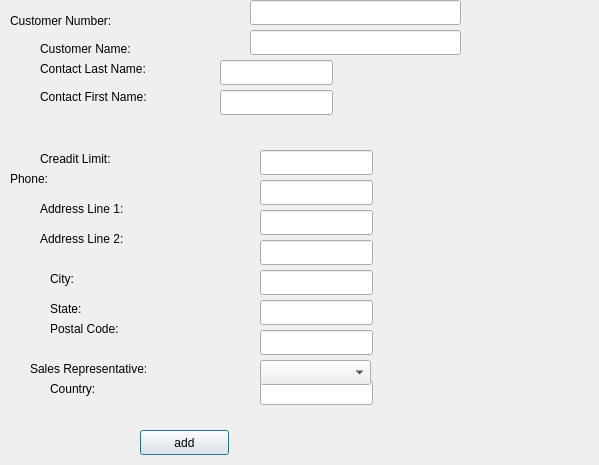
mehmetrizaoz/5_product_line_automation, file qt_app/form_customer.ui: the form before one commit.
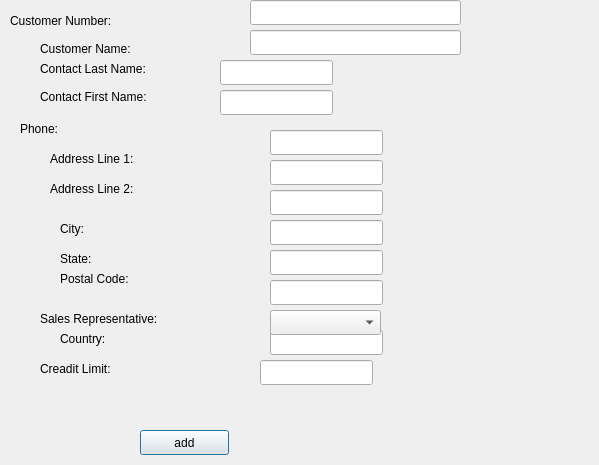
The form after the commit.

Commit message: customer update operation added

Diff of the .ui file:
```diff
--- a/qt_app/form_customer.ui
+++ b/qt_app/form_customer.ui
@@ -26,8 +26,8 @@
   <widget class="QLabel" name="label_7">
    <property name="geometry">
     <rect>
-     <x>40</x>
-     <y>200</y>
+     <x>50</x>
+     <y>150</y>
      <width>131</width>
      <height>17</height>
     </rect>
@@ -39,8 +39,8 @@
   <widget class="QLineEdit" name="lineEdit_8">
    <property name="geometry">
     <rect>
-     <x>260</x>
-     <y>240</y>
+     <x>270</x>
+     <y>190</y>
      <width>113</width>
      <height>25</height>
     </rect>
@@ -62,8 +62,8 @@
   <widget class="QLabel" name="label_8">
    <property name="geometry">
     <rect>
-     <x>40</x>
-     <y>230</y>
+     <x>50</x>
+     <y>180</y>
      <width>131</width>
      <height>17</height>
     </rect>
@@ -75,8 +75,8 @@
   <widget class="QLineEdit" name="lineEdit_6">
    <property name="geometry">
     <rect>
-     <x>260</x>
-     <y>180</y>
+     <x>270</x>
+     <y>130</y>
      <width>113</width>
      <height>25</height>
     </rect>
@@ -85,8 +85,8 @@
   <widget class="QLineEdit" name="lineEdit_7">
    <property name="geometry">
     <rect>
-     <x>260</x>
-     <y>210</y>
+     <x>270</x>
+     <y>160</y>
      <width>113</width>
      <height>25</height>
     </rect>
@@ -95,8 +95,8 @@
   <widget class="QLineEdit" name="lineEdit_9">
    <property name="geometry">
     <rect>
-     <x>260</x>
-     <y>270</y>
+     <x>270</x>
+     <y>220</y>
      <width>113</width>
      <height>25</height>
     </rect>
@@ -105,8 +105,8 @@
   <widget class="QLabel" name="label_9">
    <property name="geometry">
     <rect>
-     <x>50</x>
-     <y>270</y>
+     <x>60</x>
+     <y>220</y>
      <width>67</width>
      <height>17</height>
     </rect>
@@ -151,8 +151,8 @@
   <widget class="QLabel" name="label_6">
    <property name="geometry">
     <rect>
-     <x>10</x>
-     <y>170</y>
+     <x>20</x>
+     <y>120</y>
      <width>141</width>
      <height>17</height>
     </rect>
@@ -200,8 +200,8 @@
   <widget class="QLineEdit" name="lineEdit_10">
    <property name="geometry">
     <rect>
-     <x>260</x>
-     <y>300</y>
+     <x>270</x>
+     <y>250</y>
      <width>113</width>
      <height>25</height>
     </rect>
@@ -210,8 +210,8 @@
   <widget class="QLineEdit" name="lineEdit_11">
    <property name="geometry">
     <rect>
-     <x>260</x>
-     <y>330</y>
+     <x>270</x>
+     <y>280</y>
      <width>113</width>
      <height>25</height>
     </rect>
@@ -220,8 +220,8 @@
   <widget class="QLineEdit" name="lineEdit_12">
    <property name="geometry">
     <rect>
-     <x>260</x>
-     <y>380</y>
+     <x>270</x>
+     <y>330</y>
      <width>113</width>
      <height>25</height>
     </rect>
@@ -230,8 +230,8 @@
   <widget class="QLabel" name="label_10">
    <property name="geometry">
     <rect>
-     <x>50</x>
-     <y>300</y>
+     <x>60</x>
+     <y>250</y>
      <width>67</width>
      <height>17</height>
     </rect>
@@ -243,8 +243,8 @@
   <widget class="QLabel" name="label_11">
    <property name="geometry">
     <rect>
-     <x>50</x>
-     <y>320</y>
+     <x>60</x>
+     <y>270</y>
      <width>121</width>
      <height>17</height>
     </rect>
@@ -256,8 +256,8 @@
   <widget class="QLabel" name="label_13">
    <property name="geometry">
     <rect>
-     <x>50</x>
-     <y>380</y>
+     <x>60</x>
+     <y>330</y>
      <width>67</width>
      <height>17</height>
     </rect>
@@ -269,8 +269,8 @@
   <widget class="QLabel" name="label_12">
    <property name="geometry">
     <rect>
-     <x>30</x>
-     <y>360</y>
+     <x>40</x>
+     <y>310</y>
      <width>201</width>
      <height>17</height>
     </rect>
@@ -296,7 +296,7 @@
    <property name="geometry">
     <rect>
      <x>40</x>
-     <y>150</y>
+     <y>360</y>
      <width>111</width>
      <height>17</height>
     </rect>
@@ -308,8 +308,8 @@
   <widget class="QComboBox" name="comboBox">
    <property name="geometry">
     <rect>
-     <x>260</x>
-     <y>360</y>
+     <x>270</x>
+     <y>310</y>
      <width>111</width>
      <height>25</height>
     </rect>
@@ -319,7 +319,7 @@
    <property name="geometry">
     <rect>
      <x>260</x>
-     <y>150</y>
+     <y>360</y>
      <width>113</width>
      <height>25</height>
     </rect>
```
The commit also changes 3 other files.
